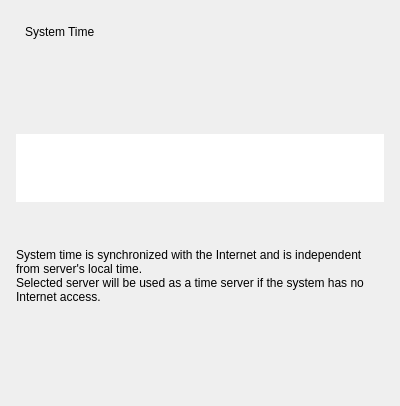
Qt form client/libclient/src/ui/widgets/system_settings/time_server_selection_widget.ui (networkoptix/nx_open) before a commit.
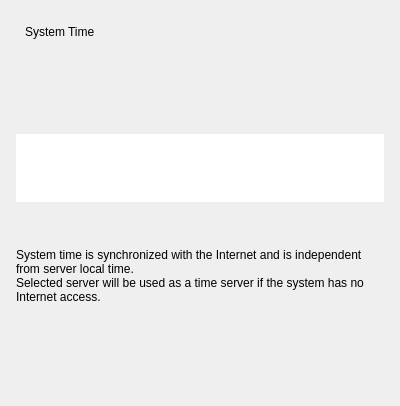
The same form after that commit. Custom widgets are drawn as their Qt base class.

Commit message:
Fix translatable strings: remove possessive forms of inanimate nouns
<==== Mercurial data ====>
Branch: dev_3.0.0_gui

```diff
--- a/client/libclient/src/ui/widgets/system_settings/time_server_selection_widget.ui
+++ b/client/libclient/src/ui/widgets/system_settings/time_server_selection_widget.ui
@@ -168,7 +168,7 @@
    <item>
     <widget class="QLabel" name="descriptionLabel">
      <property name="text">
-      <string>System time is synchronized with the Internet and is independent from server's local time.
+      <string>System time is synchronized with the Internet and is independent from server local time.
 Selected server will be used as a time server if the system has no Internet access.</string>
      </property>
      <property name="wordWrap">
```
The commit also changes 1 other file.
